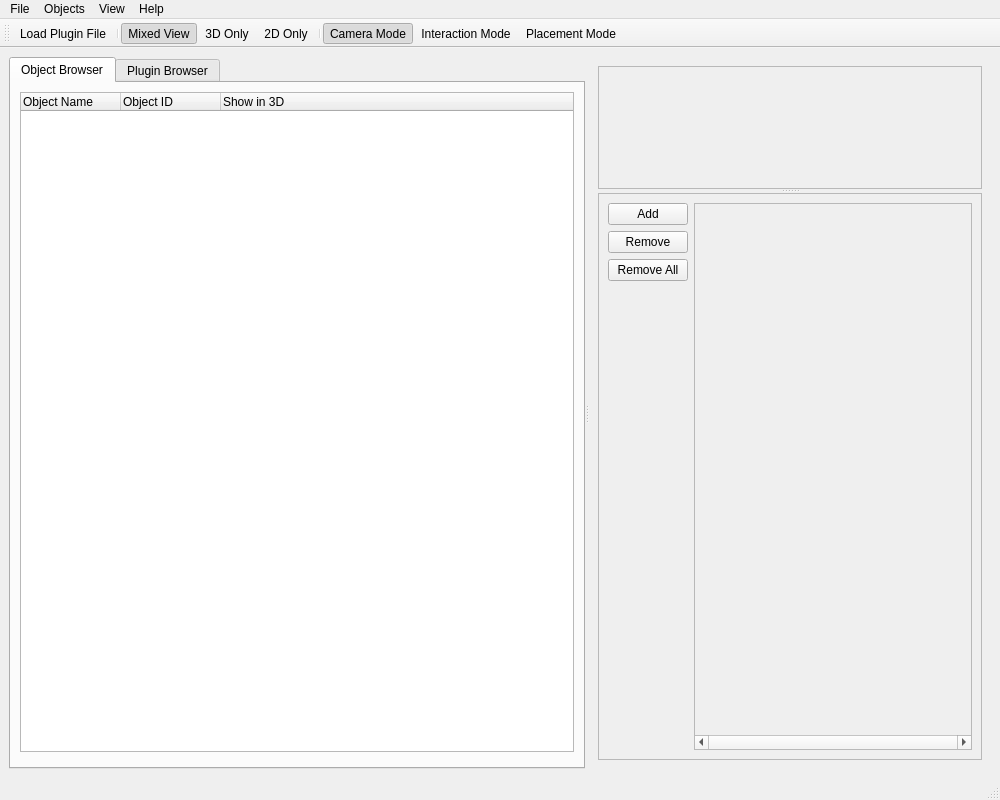
Above: rtUI/rtMainWindow.ui from pengwg/vurtigo before the change. Below: the same form after it.
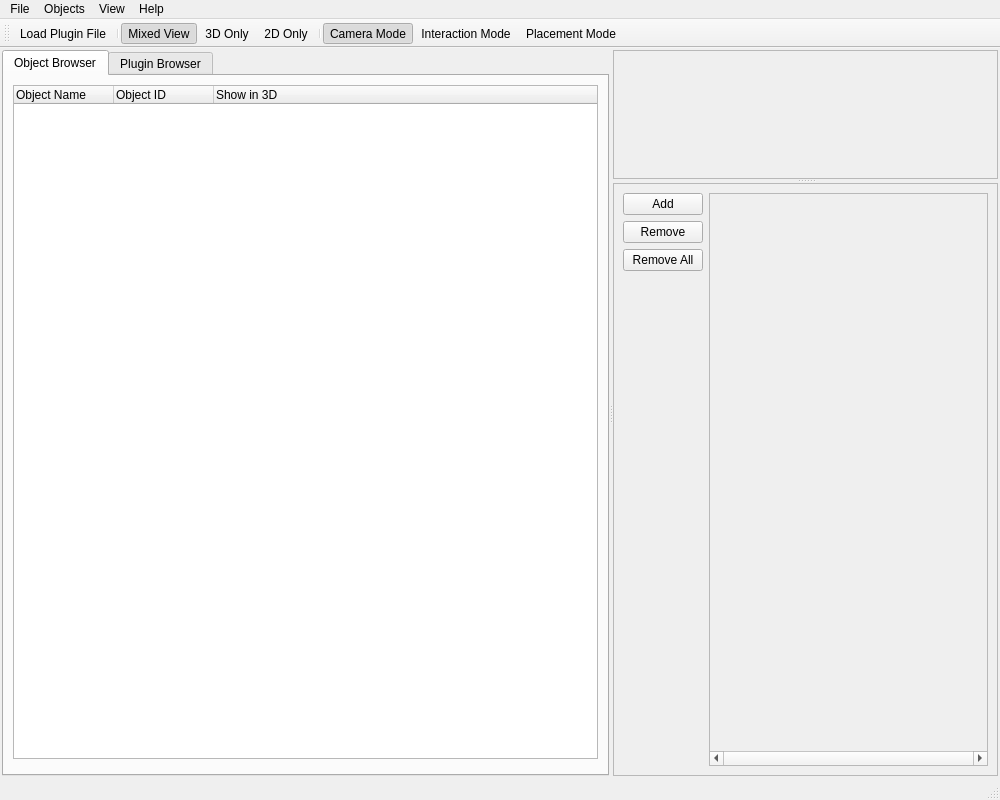
That is the form after the change.

Commit message:
Made minor changes to the way Vurtigo windows look. BugID:713 Analysis:Also removed the interactor from the 2D window as the vtk style interactors are not used.
Resolution:

Reviewed by:

The edit to the form file:
```diff
--- a/rtUI/rtMainWindow.ui
+++ b/rtUI/rtMainWindow.ui
@@ -15,6 +15,12 @@
   </property>
   <widget class="QWidget" name="mainWinCentralWidget">
    <layout class="QVBoxLayout" name="verticalLayout_3">
+    <property name="spacing">
+     <number>0</number>
+    </property>
+    <property name="margin">
+     <number>2</number>
+    </property>
     <item>
      <widget class="QSplitter" name="mainRLSplitter">
       <property name="orientation">
@@ -117,6 +123,12 @@
       <widget class="QStackedWidget" name="stackedWidget">
        <widget class="QWidget" name="dualView">
         <layout class="QVBoxLayout" name="verticalLayout_5">
+         <property name="spacing">
+          <number>0</number>
+         </property>
+         <property name="margin">
+          <number>0</number>
+         </property>
          <item>
           <widget class="QSplitter" name="mainUDSplitter">
            <property name="orientation">
@@ -193,7 +205,7 @@
                   <x>0</x>
                   <y>0</y>
                   <width>293</width>
-                  <height>538</height>
+                  <height>566</height>
                  </rect>
                 </property>
                 <property name="sizePolicy">
```
The commit also changes 3 other files.
